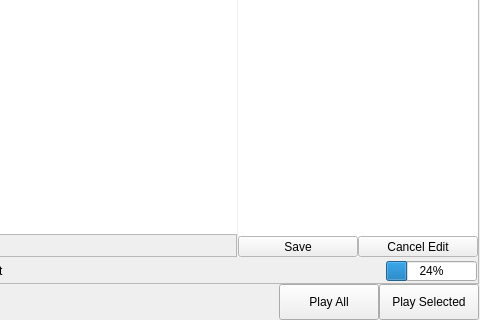
Old version of the form src/mainwindow.ui in the repository KDE/bangarang; both pictures show x 260 to 740 and y 200 to 520 of the 740 by 520 pixel window.
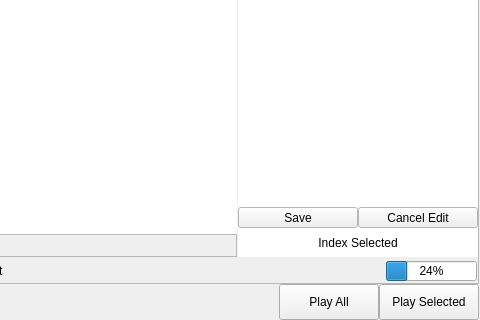
New version of the form. The open tabs and pages were chosen to show the change. Icons and pictures are not drawn. Custom widgets are drawn as their Qt base class.

Commit message: Expose indexer in ui - permits the user to index files or folders selected while browsing.

Patch:
```diff
--- a/src/mainwindow.ui
+++ b/src/mainwindow.ui
@@ -1898,8 +1898,8 @@
                                <rect>
                                 <x>0</x>
                                 <y>0</y>
-                                <width>225</width>
-                                <height>250</height>
+                                <width>240</width>
+                                <height>369</height>
                                </rect>
                               </property>
                               <layout class="QVBoxLayout" name="verticalLayout_34">
@@ -2142,6 +2142,31 @@
                          </layout>
                         </widget>
                        </item>
+                       <item>
+                        <widget class="QWidget" name="infoIndexerHolder" native="true">
+                         <layout class="QHBoxLayout" name="horizontalLayout_40">
+                          <property name="spacing">
+                           <number>0</number>
+                          </property>
+                          <property name="margin">
+                           <number>4</number>
+                          </property>
+                          <item>
+                           <widget class="QToolButton" name="infoIndexSelected">
+                            <property name="text">
+                             <string>Index Selected</string>
+                            </property>
+                            <property name="toolButtonStyle">
+                             <enum>Qt::ToolButtonTextBesideIcon</enum>
+                            </property>
+                            <property name="autoRaise">
+                             <bool>true</bool>
+                            </property>
+                           </widget>
+                          </item>
+                         </layout>
+                        </widget>
+                       </item>
                       </layout>
                      </widget>
                     </widget>
```
Left out of the diff: 24 changed lines with no effect on the pictures. The commit also changes 3 other files.
